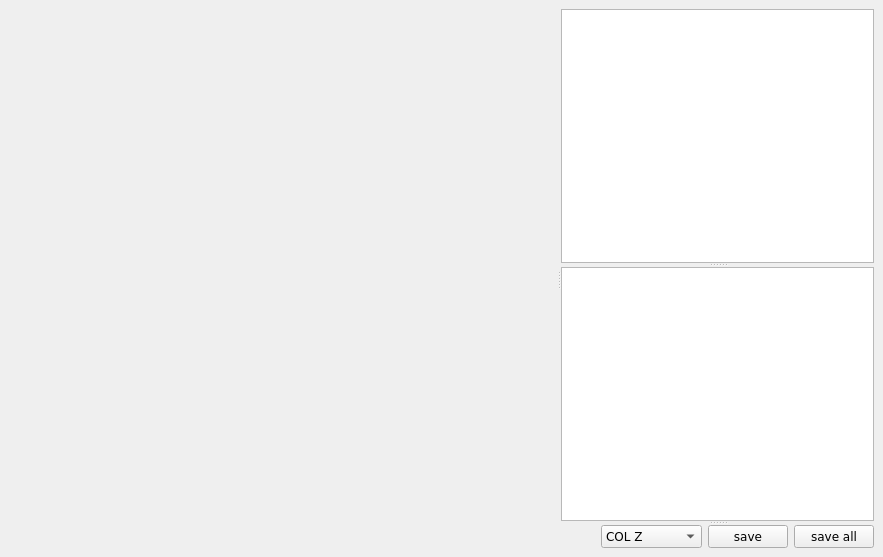
Old version of the form tools/postAnalysis/postAnalysis/PostAnalysisWindow.ui in the repository bastianbeischer/analysis.
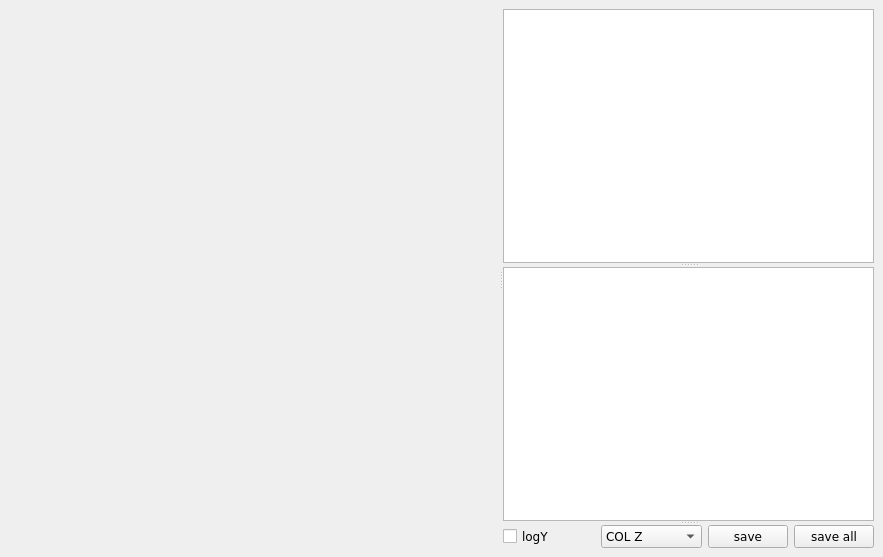
New version of the form. Custom widgets are drawn as their Qt base class.

Commit message: added logY checkbox to postanalysis window

Diff of the .ui file:
```diff
--- a/tools/postAnalysis/postAnalysis/PostAnalysisWindow.ui
+++ b/tools/postAnalysis/postAnalysis/PostAnalysisWindow.ui
@@ -145,6 +145,13 @@
             <property name="sizeConstraint">
              <enum>QLayout::SetMaximumSize</enum>
             </property>
+            <item>
+             <widget class="QCheckBox" name="logYCheckBox">
+              <property name="text">
+               <string>logY</string>
+              </property>
+             </widget>
+            </item>
             <item>
              <spacer name="horizontalSpacer">
               <property name="orientation">
```
The commit also changes 2 other files.
